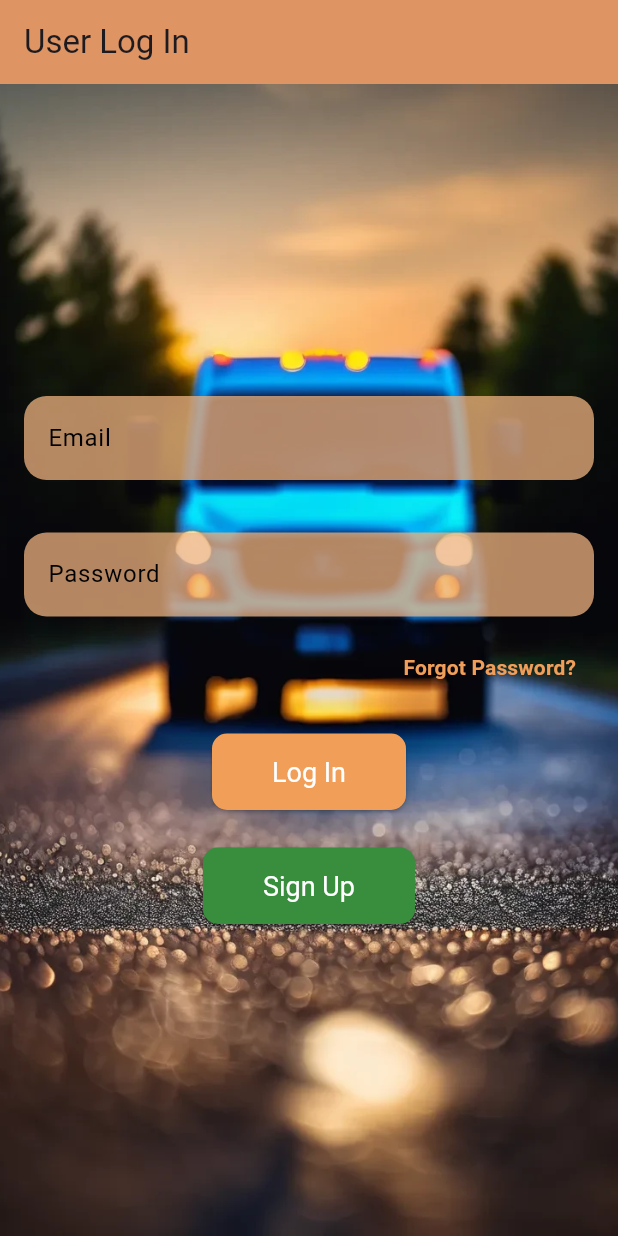
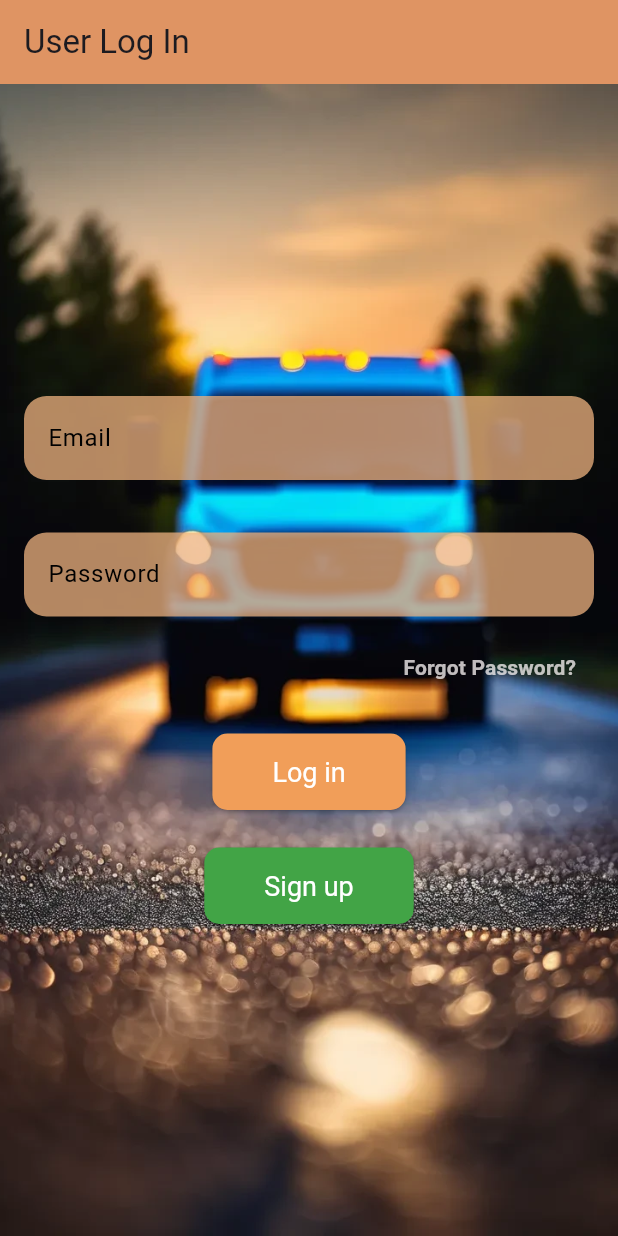
Before and after one commit to mfortelnyy/truckproFlutter, a Flutter app: the screen it shows after launch, on a phone screen of 412 x 824 dp. Run offline on Flutter 3.47's test engine with Material 3 defaults, Android fonts, the phone set to English and light mode, and no system bars; our stand-ins replace file_picker, fl_chart, jwt_decoder, stop_watch_timer; missing offline and left inert: dart:ffi.

Commit message:
Change colors of text

```diff
--- a/truckpro/lib/views/user_signin_page.dart
+++ b/truckpro/lib/views/user_signin_page.dart
@@ -155,12 +155,12 @@ class SignInPageState extends State<SignInPage> {
                     alignment: Alignment.centerRight,
                     child: TextButton(
                       onPressed: () {
-                        // Implement forgot password navigation
+                        // forgot password navigation
                       },
                       child: const Text(
                         'Forgot Password?',
                         style: TextStyle(
-                          color: Color.fromARGB(255, 241, 158, 89),
+                          color: Color.fromARGB(198, 246, 241, 241),
                           fontWeight: FontWeight.bold,
                         ),
                       ),
@@ -169,7 +169,9 @@ class SignInPageState extends State<SignInPage> {
                   const SizedBox(height: 20),
 
                   ElevatedButton(
-                    onPressed: () => _handleSignIn(context),
+                     onPressed: () => Navigator.of(context).push(
+                      MaterialPageRoute(builder: (context) => const DriverSignupPage()),
+                    ),
                     style: ElevatedButton.styleFrom(
                       backgroundColor: const Color.fromARGB(255, 241, 158, 89),
                       padding: const EdgeInsets.symmetric(horizontal: 40, vertical: 15),
@@ -178,24 +180,22 @@ class SignInPageState extends State<SignInPage> {
                       ),
                       textStyle: const TextStyle(fontSize: 18, color: Colors.white),
                     ),
-                    child: const Text('Log In', style: TextStyle(color:Colors.white ),),
+                    child: const Text('Log in', style: TextStyle(color:Colors.white ),),
                   ),
 
                   const SizedBox(height: 25),
 
                   ElevatedButton(
-                    onPressed: () => Navigator.of(context).push(
-                      MaterialPageRoute(builder: (context) => const DriverSignupPage()),
-                    ),
+                    onPressed: () => _handleSignIn(context),
                     style: ElevatedButton.styleFrom(
-                      backgroundColor: Colors.green[700],
+                      backgroundColor: Color.fromARGB(255, 66, 164, 70),
                       padding: const EdgeInsets.symmetric(horizontal: 40, vertical: 15),
                       shape: RoundedRectangleBorder(
                         borderRadius: BorderRadius.circular(10),
                       ),
                       textStyle: const TextStyle(fontSize: 18, color: Colors.white),
                     ),
-                    child: const Text('Sign Up', style: TextStyle(color:Colors.white ),),
+                    child: const Text('Sign up', style: TextStyle(color:Colors.white ),),
                   ),
                 ],
               ),
```
